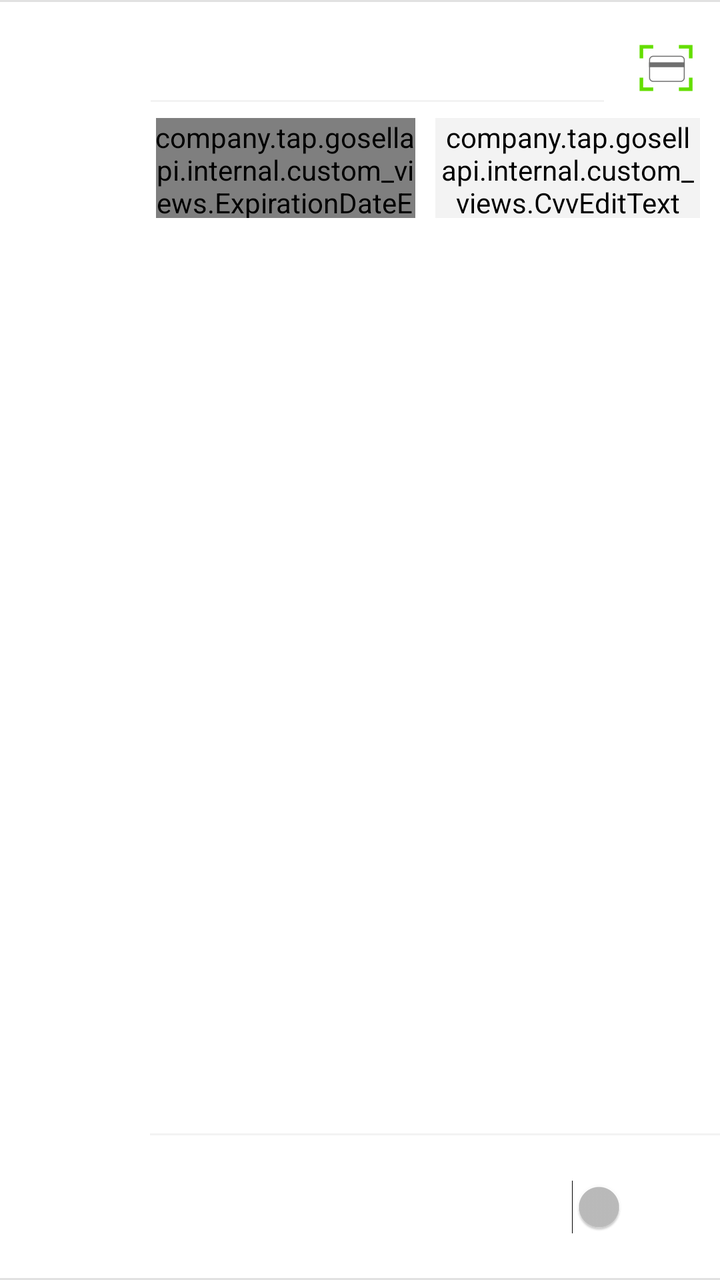
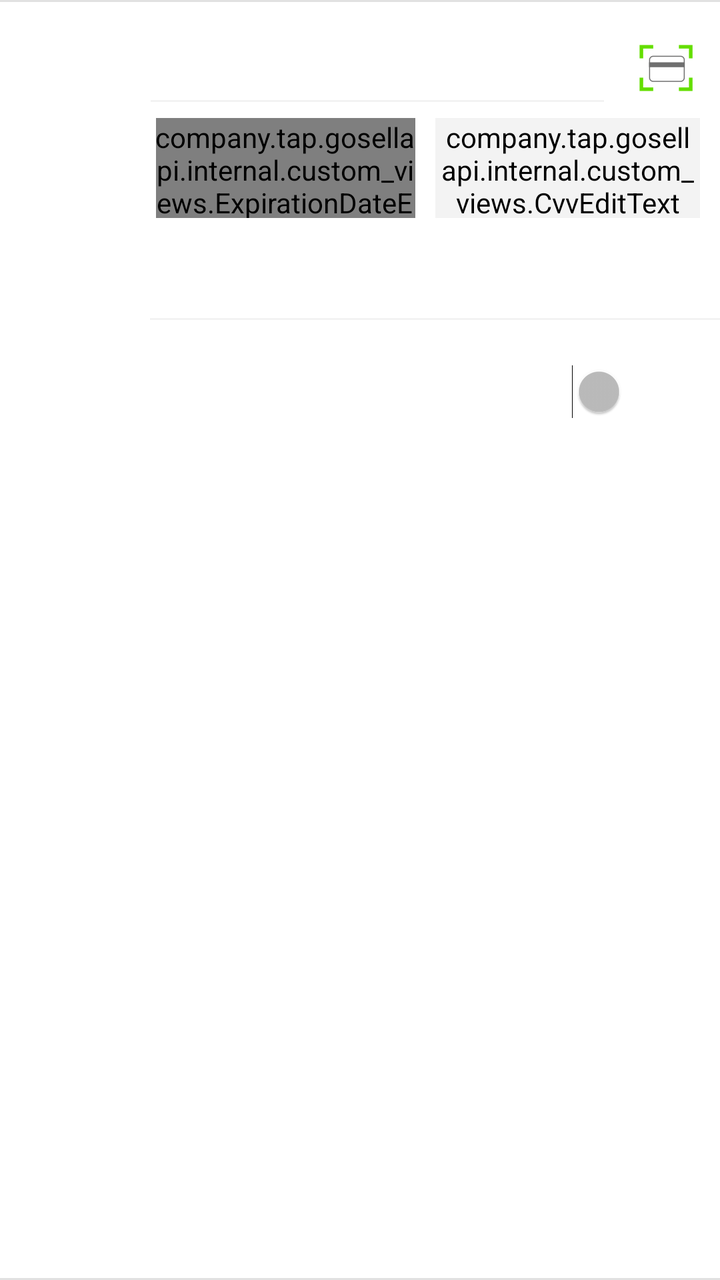

Compare the two renders of this Android layout. The source of the first and the diff that turns it into the second are given below.
<!-- AndroidManifest.xml: another module's application theme AppTheme -->
<!-- res/layout/gosellsdk_viewholder_card_payment_option.xml -->
<?xml version="1.0" encoding="utf-8"?>
<android.support.constraint.ConstraintLayout
    xmlns:android="http://schemas.android.com/apk/res/android"
    xmlns:app="http://schemas.android.com/apk/res-auto"
    xmlns:tools="http://schemas.android.com/tools"
    android:layout_width="match_parent"
    android:layout_height="wrap_content"
    android:background="@color/white"
    >

  
  <View
      android:id="@+id/topSeparator"
      android:layout_width="match_parent"
      android:layout_height="1dp"
      android:background="@color/mercury"
      app:layout_constraintEnd_toEndOf="parent"
      app:layout_constraintStart_toStartOf="parent"
      app:layout_constraintTop_toTopOf="parent"
      />

  
  <View
      android:id="@+id/bottomSeparator"
      android:layout_width="match_parent"
      android:layout_height="1dp"
      android:background="@color/mercury"
      app:layout_constraintBottom_toBottomOf="parent"
      app:layout_constraintEnd_toEndOf="parent"
      app:layout_constraintStart_toStartOf="parent"
      />


  
  <android.support.constraint.ConstraintLayout
      android:id="@+id/paymentOptionIconsContainer"
      android:layout_width="68dp"
      android:layout_height="0dp"
      app:layout_constraintStart_toStartOf="parent"
      app:layout_constraintTop_toTopOf="parent"
      android:layout_marginStart="7dp"
      android:layout_marginLeft="7dp"
      app:layout_constraintBottom_toTopOf="@id/bottomSeparator"
      >

    <android.support.v7.widget.RecyclerView
        android:id="@+id/cardSystemsRecyclerView"
        android:layout_width="68dp"
        android:layout_height="wrap_content"
        app:layout_constraintStart_toStartOf="parent"
        app:layout_constraintTop_toTopOf="parent"
        app:layout_constraintBottom_toBottomOf="parent"
        app:layout_constraintVertical_bias="0"
        />

  </android.support.constraint.ConstraintLayout>


  
  <android.support.constraint.ConstraintLayout
      android:id="@+id/cardNumberContainer"
      android:layout_width="0dp"
      android:layout_height="50dp"
      android:layout_marginTop="8dp"
      app:layout_constraintEnd_toEndOf="parent"
      app:layout_constraintStart_toEndOf="@id/paymentOptionIconsContainer"
      app:layout_constraintTop_toBottomOf="@id/topSeparator"
      app:layout_constraintBottom_toTopOf="@id/expirationDateAndCVVContainer"
      >


    <android.support.design.widget.TextInputLayout
        android:id="@+id/cardNumberFieldTextInputLayout"
        android:layout_width="0dp"
        android:layout_height="0dp"
        app:layout_goneMarginEnd="20dp"
        android:layout_marginEnd="0dp"
        android:layout_marginRight="0dp"
        app:layout_constraintBottom_toBottomOf="parent"
        app:layout_constraintEnd_toStartOf="@id/cardScannerButton"
        app:layout_constraintStart_toStartOf="parent"
        app:layout_constraintTop_toTopOf="parent"
        android:gravity="center_vertical"
        app:hintTextAppearance="@style/TextInputLayout.Hint"
        >

      <android.support.v7.widget.AppCompatEditText
          android:id="@+id/cardNumberField"
          android:layout_width="match_parent"
          android:layout_height="match_parent"
          android:layout_marginStart="@dimen/edit_text_default_padding"
          android:layout_marginLeft="@dimen/edit_text_default_padding"
          android:hint="@string/edittext_hint_card_number"
          android:inputType="numberDecimal"
          style="@style/EditText"
          app:layout_constraintBottom_toBottomOf="parent"
          app:layout_constraintEnd_toEndOf="parent"
          app:layout_constraintStart_toStartOf="parent"
          app:layout_constraintTop_toTopOf="parent"
          app:backgroundTint="@color/separator"

          android:paddingStart="4dp"
          android:paddingLeft="4dp" />

    </android.support.design.widget.TextInputLayout>

    <ImageButton
        android:id="@+id/cardScannerButton"
        android:layout_width="54dp"
        android:layout_height="0dp"
        android:background="@android:color/transparent"
        android:scaleType="centerInside"
        android:src="@drawable/btn_card_scanner_normal"
        app:layout_constraintBottom_toBottomOf="parent"
        app:layout_constraintEnd_toEndOf="parent"
        app:layout_constraintTop_toTopOf="parent"
        app:layout_constraintVertical_bias="0.0"
        tools:ignore="ContentDescription"
        />

  </android.support.constraint.ConstraintLayout>


  
  <android.support.constraint.ConstraintLayout
      android:id="@+id/expirationDateAndCVVContainer"
      android:layout_width="0dp"
      android:layout_height="50dp"
      app:layout_constraintTop_toBottomOf="@id/cardNumberContainer"
      app:layout_constraintStart_toEndOf="@id/paymentOptionIconsContainer"
      app:layout_constraintEnd_toEndOf="parent"
      app:layout_constraintBottom_toTopOf="@id/cardholderNameContainer"
      >

    
    <android.support.design.widget.TextInputLayout
        android:id="@+id/expirationDateContainer"
        android:layout_width="0dp"
        android:layout_height="0dp"
        app:layout_constraintStart_toStartOf="parent"
        app:layout_constraintTop_toTopOf="parent"
        app:layout_constraintBottom_toBottomOf="parent"
        app:layout_constraintEnd_toStartOf="@id/cvvFieldContainer"
        app:layout_constraintHorizontal_chainStyle="spread"
        app:hintTextAppearance="@style/TextInputLayout.Hint"
        android:hint="@string/edittext_hint_expiration_date"
        android:gravity="start"
        android:paddingStart="3dp"
        android:paddingLeft="3dp"
        >


      <company.tap.gosellapi.internal.custom_views.ExpirationDateEditText
          style="@style/bt_card_form_field"
          android:id="@+id/expirationDateField"
          app:layout_constraintStart_toStartOf="parent"
          app:layout_constraintEnd_toEndOf="parent"
          app:layout_constraintTop_toTopOf="parent"
          app:layout_constraintBottom_toBottomOf="parent"
          app:backgroundTint="@color/separator"

          android:paddingStart="3dp"
          android:paddingLeft="3dp"
          />

    </android.support.design.widget.TextInputLayout>


    
    <android.support.design.widget.TextInputLayout
        android:id="@+id/cvvFieldContainer"
        android:layout_width="0dp"
        android:layout_height="0dp"
        android:layout_marginStart="10dp"
        android:layout_marginEnd="10dp"
        app:layout_constraintStart_toEndOf="@id/expirationDateContainer"
        app:layout_constraintTop_toTopOf="parent"
        app:layout_constraintEnd_toEndOf="parent"
        app:layout_constraintBottom_toBottomOf="parent"
        app:hintTextAppearance="@style/TextInputLayout.Hint"
        android:hint="@string/bt_form_hint_cvv"
        android:gravity="start"
        >


      <company.tap.gosellapi.internal.custom_views.CvvEditText
          style="@style/bt_card_form_field"
          android:id="@+id/cvvField"
          android:paddingEnd="6dp"
          android:paddingStart="6dp"
          android:layout_marginEnd="@dimen/edit_text_default_padding"
          android:layout_marginRight="@dimen/edit_text_default_padding"
          app:layout_constraintStart_toStartOf="@+id/cardScannerButton"
          app:layout_constraintEnd_toEndOf="parent"
          app:layout_constraintTop_toTopOf="parent"
          app:layout_constraintBottom_toBottomOf="parent"

          android:backgroundTint="@color/separator"

          />

    </android.support.design.widget.TextInputLayout>


  </android.support.constraint.ConstraintLayout>


  
  <android.support.design.widget.TextInputLayout
      android:id="@+id/cardholderNameContainer"
      android:layout_width="0dp"
      android:layout_height="50dp"
      app:layout_constraintStart_toEndOf="@id/paymentOptionIconsContainer"
      app:layout_constraintTop_toBottomOf="@id/expirationDateAndCVVContainer"
      app:layout_constraintEnd_toEndOf="parent"
      app:hintTextAppearance="@style/TextInputLayout.Hint"
      >

    <android.support.v7.widget.AppCompatEditText
        android:id="@+id/cardholderNameField"
        style="@style/EditText"
        android:layout_width="match_parent"
        android:layout_height="match_parent"
        android:layout_marginStart="0dp"
        android:layout_marginEnd="0dp"
        android:background="@color/transparent"
        android:inputType="textCapCharacters"
        android:paddingRight="6dp"
        android:paddingLeft="6dp"
        android:hint="@string/edittext_hint_name_on_card"
        app:backgroundTint="@color/separator"
        app:layout_constraintBottom_toBottomOf="parent"
        app:layout_constraintEnd_toEndOf="parent"
        app:layout_constraintStart_toStartOf="parent"
        app:layout_constraintTop_toTopOf="parent"
        tools:ignore="RtlSymmetry"
        />

  </android.support.design.widget.TextInputLayout>


  
  <android.support.design.widget.TextInputLayout
      android:id="@+id/addressOnCardContainer"
      android:layout_width="0dp"
      android:visibility="gone"
      android:layout_height="wrap_content"
      app:layout_constraintStart_toEndOf="@id/paymentOptionIconsContainer"
      app:layout_constraintEnd_toEndOf="parent"
      app:layout_constraintTop_toBottomOf="@id/cardholderNameContainer"
      app:layout_constraintBottom_toTopOf="@id/saveCardContainer"
      app:hintTextAppearance="@style/TextInputLayout.Hint"
      >


    <android.support.v7.widget.AppCompatEditText
        android:id="@+id/addressOnCardTextView"
        android:layout_width="match_parent"
        android:layout_height="wrap_content"
        android:layout_marginTop="16dp"
        android:layout_marginBottom="16dp"
        app:layout_constraintTop_toTopOf="parent"
        app:layout_constraintBottom_toBottomOf="parent"
        app:layout_constraintStart_toStartOf="parent"
        app:layout_constraintEnd_toEndOf="parent"
        android:drawablePadding="20dp"
        android:paddingEnd="20dp"
        android:paddingRight="20dp"
        android:drawableEnd="@drawable/ic_arrow_right_normal"
        android:drawableRight="@drawable/ic_arrow_right_normal"
        android:hint="@string/edittext_hint_address_on_card"
        style="@style/EditText"
        android:focusable="false"
        android:focusableInTouchMode="false"
        android:background="@null"
        tools:ignore="RtlSymmetry"
        />

  </android.support.design.widget.TextInputLayout>


  
  <android.support.constraint.ConstraintLayout
      android:id="@+id/saveCardContainer"
      android:layout_width="0dp"
      android:layout_height="wrap_content"
      app:layout_constraintStart_toEndOf="@id/paymentOptionIconsContainer"
      app:layout_constraintEnd_toEndOf="parent"
      app:layout_constraintBottom_toTopOf="@id/bottomSeparator"
      >

    <View
        android:id="@+id/saveCardTopSeparator"
        android:layout_width="match_parent"
        android:layout_height="1dp"
        android:background="@color/separator"
        app:layout_constraintEnd_toEndOf="parent"
        app:layout_constraintStart_toStartOf="parent"
        app:layout_constraintTop_toTopOf="parent"
        />

    <TextView
        android:id="@+id/saveCardDescriptionTextView"
        android:layout_width="0dp"
        android:layout_height="wrap_content"
        android:layout_marginTop="18dp"
        android:layout_marginBottom="18dp"
        app:layout_constraintStart_toStartOf="parent"
        app:layout_constraintTop_toBottomOf="@id/saveCardTopSeparator"
        app:layout_constraintBottom_toBottomOf="parent"
        app:layout_constraintEnd_toStartOf="@id/saveCardSwitch"
        android:text="@string/textview_disclaimer_save_card"
        />

    <Switch
        android:id="@+id/saveCardSwitch"
        android:layout_width="wrap_content"
        android:layout_height="wrap_content"
        android:layout_marginStart="20dp"
        android:layout_marginEnd="20dp"
        android:checked="false"
        app:layout_constraintTop_toBottomOf="@id/saveCardTopSeparator"
        app:layout_constraintBottom_toBottomOf="parent"
        app:layout_constraintEnd_toEndOf="parent"
        />

  </android.support.constraint.ConstraintLayout>

</android.support.constraint.ConstraintLayout>
<!-- resources referenced by this layout -->
<resources>
  <color name="mercury">#E1E1E1</color>
  <color name="separator">#0C000000</color>
  <color name="transparent">#00000000</color>
  <color name="white">#FFFFFF</color>
  <dimen name="edit_text_default_padding">-4dp</dimen>
  <!-- drawable btn_card_scanner_normal: png bitmap (drawable-hdpi, 853 bytes) -->
  <!-- drawable ic_arrow_right_normal: png bitmap (drawable-hdpi, 532 bytes) -->
  <string name="bt_form_hint_cvv">@string/bt_cvv</string>
  <string name="edittext_hint_address_on_card">Address on Card</string>
  <string name="edittext_hint_card_number">Card number</string>
  <string name="edittext_hint_expiration_date">MM/YY</string>
  <string name="edittext_hint_name_on_card">Name on card</string>
  <string name="textview_disclaimer_save_card">For faster and more secure checkout, save your card</string>
  <style name="EditText">
          <item name="android:textCursorDrawable">@null</item>
          <item name="android:textColor">@color/greyish_brown</item>
          <item name="android:textSize">@dimen/font_size_16sp</item>
          <item name="android:fontFamily" tools:targetApi="jelly_bean">sans-serif-light</item>
          <item name="android:textStyle">normal</item>
      </style>
  <style name="TextInputLayout.Hint" parent="TextAppearance.AppCompat.Small">
          <item name="android:textColor">@color/silver_light</item>
          <item name="android:fontFamily" tools:targetApi="jelly_bean">sans-serif</item>
          <item name="android:textSize">@dimen/font_size_11sp</item>
          <item name="android:textStyle">normal</item>
      </style>
  <style name="bt_card_form_field" parent="bt_base_textview">
          <item name="android:layout_width">match_parent</item>
          <item name="android:layout_height">match_parent</item>
          <item name="android:layout_marginStart">@dimen/edit_text_default_padding</item>
          <item name="android:layout_marginLeft">@dimen/edit_text_default_padding</item>
          <item name="android:textColorHint">@color/bt_light_gray</item>
          <item name="android:textCursorDrawable" tools:ignore="NewApi">@null</item>
      </style>
  <style name="AppTheme" parent="Theme.AppCompat.NoActionBar">
          
          <item name="colorPrimary">@color/french_gray</item>
          <item name="colorPrimaryDark">@color/colorPrimaryDark</item>
          <item name="colorAccent">@color/colorAccent</item>
      </style>
  <color name="greyish_brown" tools:ignore="MissingDefaultResource">#535353</color>
  <dimen name="font_size_16sp">16sp</dimen>
  <color name="silver_light">#C9C9C9</color>
  <dimen name="font_size_11sp">11sp</dimen>
  <style name="bt_base_textview">
          <item name="android:textSize">@dimen/bt_input_text_size</item>
          <item name="android:fontFamily" tools:targetApi="jelly_bean">sans-serif-light</item>
      </style>
  <color name="bt_light_gray">#6d6d6d</color>
  <color name="french_gray">#A8B5B5B5</color>
  <color name="colorPrimaryDark">#03A9F4</color>
  <color name="colorAccent">#FF4081</color>
  <dimen name="bt_input_text_size">16sp</dimen>
</resources>

<!-- the commit's change to res/layout/gosellsdk_viewholder_card_payment_option.xml (unified diff, before → after) -->
@@ -286,7 +286,7 @@
       android:layout_height="wrap_content"
       app:layout_constraintStart_toEndOf="@id/paymentOptionIconsContainer"
       app:layout_constraintEnd_toEndOf="parent"
-      app:layout_constraintBottom_toTopOf="@id/bottomSeparator"
+      app:layout_constraintTop_toBottomOf="@+id/cardholderNameContainer"
       >
 
     <View
